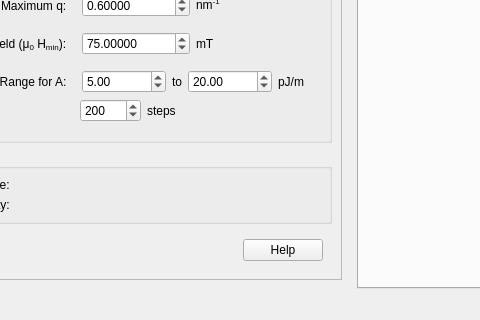
The window that src/sas/qtgui/Utilities/MuMag/UI/MuMagUI.ui (SasView/sasview) describes before a commit, drawn with Qt 5; both pictures show x 103 to 583 and y 178 to 498 of the 819 by 498 pixel window.
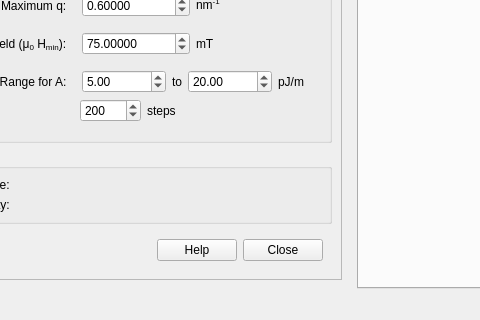
The same window after the commit.

Commit message: add close button

The edit to the form file:
```diff
--- a/src/sas/qtgui/Utilities/MuMag/UI/MuMagUI.ui
+++ b/src/sas/qtgui/Utilities/MuMag/UI/MuMagUI.ui
@@ -389,6 +389,13 @@
                </property>
               </widget>
              </item>
+			 <item>
+		      <widget class="QPushButton" name="closeButton">
+				<property name="text">
+				 <string>Close</string>
+                </property>
+               </widget>
+              </item>
             </layout>
            </widget>
           </item>
```
The commit also changes 1 other file.
